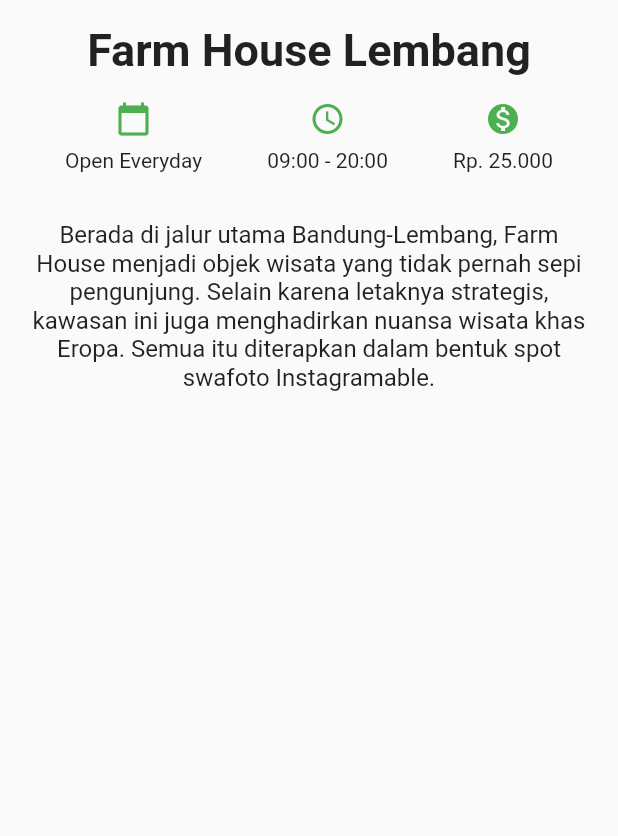
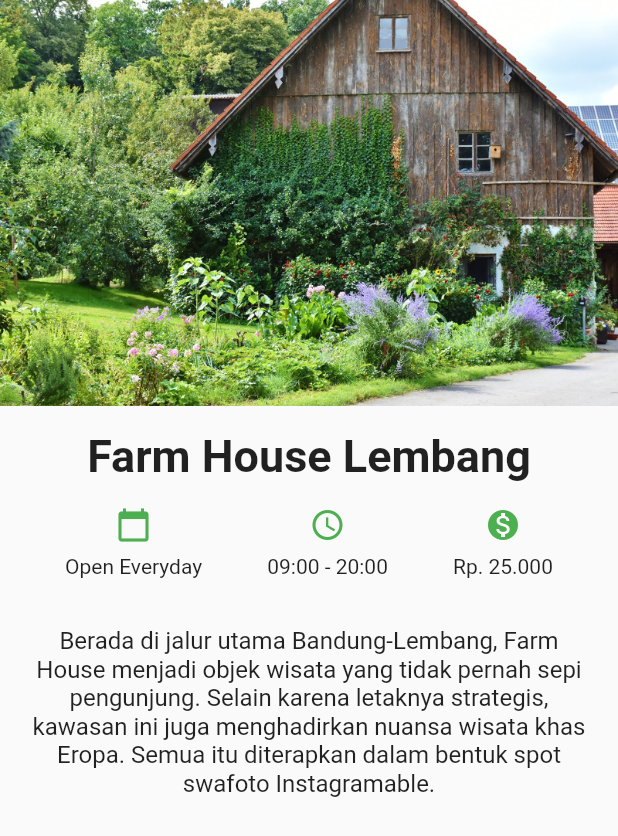
Before and after one commit to nnowaf/projectOne, a Flutter app: the screen it shows after launch, on a phone screen of 412 x 824 dp. Shown: the top 836 px of the screen. Run offline on Flutter 3.47's test engine with Material 2 defaults, Android fonts, the phone set to English and light mode, and no system bars.

Commit message:
adding images assets

```diff
--- a/lib/detailscreen.dart
+++ b/lib/detailscreen.dart
@@ -1,4 +1,4 @@
-import 'package:flutter/cupertino.dart';
+// ignore_for_file: file_names
 
 import 'package:flutter/material.dart';
 
@@ -12,9 +12,10 @@
         child: Column(
           crossAxisAlignment: CrossAxisAlignment.stretch,
           children: <Widget>[
+            Image.asset('images/farm-house.jpg'),
             Container(
-              margin: EdgeInsets.only(top: 16.0),
-              child: Text(
+              margin: const EdgeInsets.only(top: 16.0),
+              child: const Text(
                 'Farm House Lembang',
                 textAlign: TextAlign.center,
                 style: TextStyle(
@@ -23,31 +24,31 @@
                 ),),
             ),
             Container(
-              margin: EdgeInsets.symmetric(vertical: 16.0),
+              margin: const EdgeInsets.symmetric(vertical: 16.0),
               child: Row(
                 mainAxisAlignment: MainAxisAlignment.spaceEvenly,
                 children: <Widget>[
                   Column(
                     children: <Widget>[
                       Icon(Icons.calendar_today, color: Colors.green[500],),
-                      SizedBox(height: 8.0,),
-                      Text('Open Everyday'),
+                      const SizedBox(height: 8.0,),
+                      const Text('Open Everyday'),
                     ],
                   ),
 
                   Column(
                     children: <Widget>[
                       Icon(Icons.access_time, color: Colors.green[500],),
-                      SizedBox(height: 8.0,),
-                      Text('09:00 - 20:00'),
+                      const SizedBox(height: 8.0,),
+                      const Text('09:00 - 20:00'),
                     ],
                   ),
 
                   Column(
                     children: <Widget>[
                       Icon(Icons.monetization_on, color: Colors.green[500],),
-                      SizedBox(height: 8.0,),
-                      Text('Rp. 25.000'),
+                      const SizedBox(height: 8.0,),
+                      const Text('Rp. 25.000'),
                     ],
                   )
 
@@ -55,8 +56,8 @@
               ),
             ),
             Container(
-              padding: EdgeInsets.all(16.0),
-              child: Text(
+              padding: const EdgeInsets.all(16.0),
+              child: const Text(
                 'Berada di jalur utama Bandung-Lembang, Farm House menjadi objek wisata yang tidak pernah sepi pengunjung. Selain karena letaknya strategis, kawasan ini juga menghadirkan nuansa wisata khas Eropa. Semua itu diterapkan dalam bentuk spot swafoto Instagramable.',
                 textAlign: TextAlign.center,
                 style: TextStyle(fontSize: 16.0),
--- a/lib/main.dart
+++ b/lib/main.dart
@@ -13,7 +13,7 @@
     return MaterialApp(
       title: 'Flutter Demo',
       theme: ThemeData(),
-      home: DetailScreen(),
+      home: const DetailScreen(),
     );
   }
 }
```
Also changed, not shown: pubspec.yaml (+3 -7 lines), images/bosscha.jpg (added), images/farm-house.jpg (added), images/floating-market.png (added), images/jalan-asia-afrika.jpg (added), images/kawah-putih.jpg (added), images/museum-geologi.jpg (added), images/ranca-upas.jpg (added), images/stone-garden.jpg (added), images/taman-film.jpg (added).
